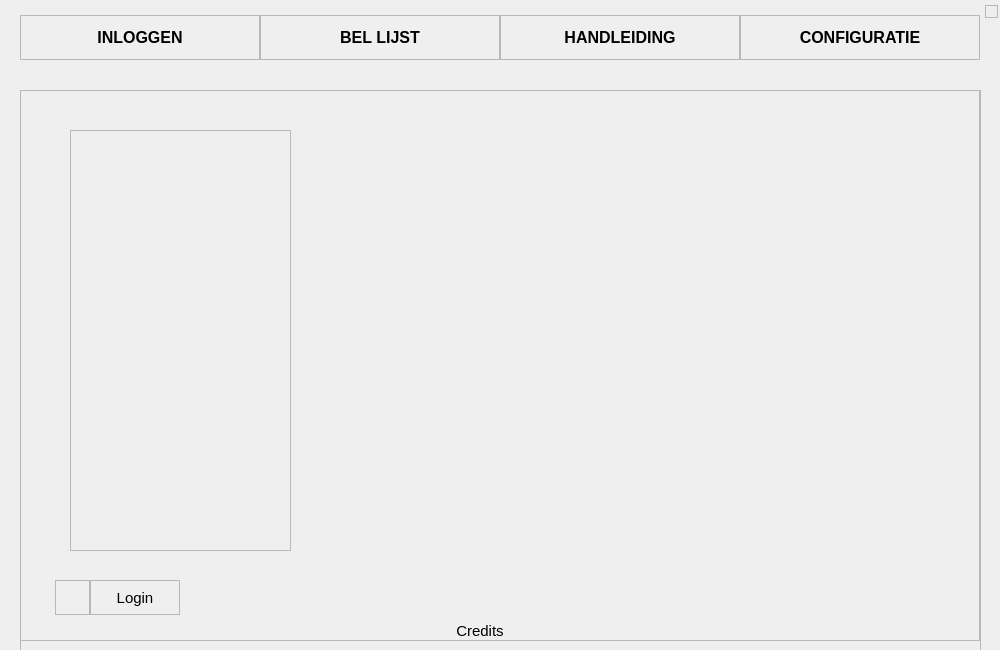
Before: the Qt Designer form AenP.ui in UserDevtec/AenP, drawn with Qt 5.
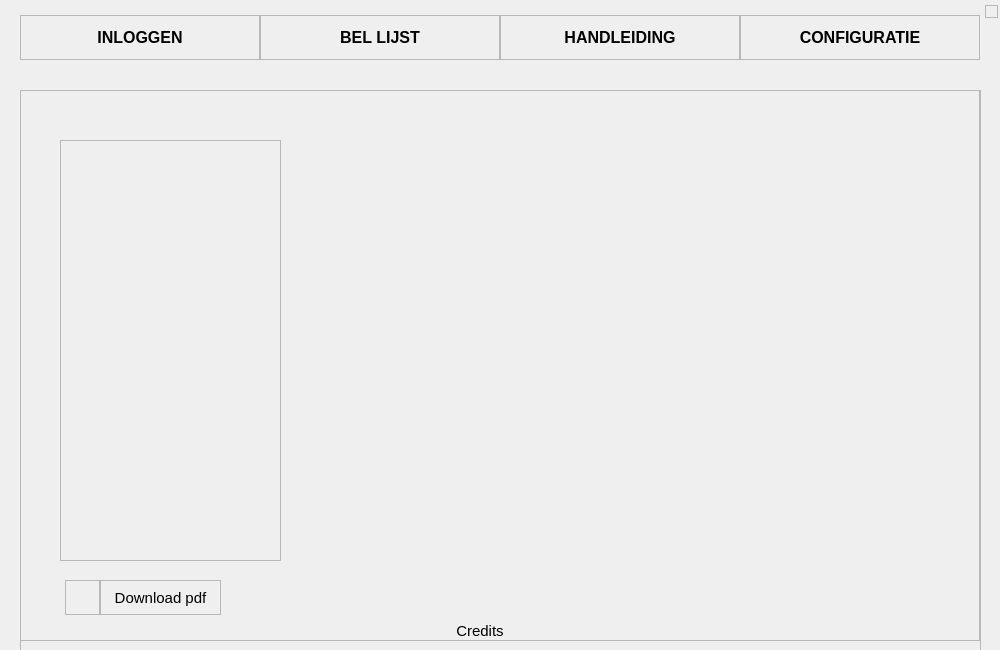
After: the same form once the commit is applied. Icons and pictures are not drawn.

```diff
--- a/AenP.ui
+++ b/AenP.ui
@@ -6041,9 +6041,9 @@
    <widget class="QFrame" name="logLoginFrame_9">
     <property name="geometry">
      <rect>
-      <x>70</x>
+      <x>80</x>
       <y>490</y>
-      <width>90</width>
+      <width>121</width>
       <height>35</height>
      </rect>
     </property>
@@ -6061,7 +6061,7 @@
       <rect>
        <x>0</x>
        <y>0</y>
-       <width>90</width>
+       <width>121</width>
        <height>35</height>
       </rect>
      </property>
@@ -6080,7 +6080,7 @@
       <enum>Qt::LeftToRight</enum>
      </property>
      <property name="text">
-      <string>Login</string>
+      <string>Download pdf</string>
      </property>
      <property name="alignment">
       <set>Qt::AlignCenter</set>
@@ -6090,7 +6090,7 @@
    <widget class="QFrame" name="logLoginFrame_10">
     <property name="geometry">
      <rect>
-      <x>35</x>
+      <x>45</x>
       <y>490</y>
       <width>35</width>
       <height>35</height>
@@ -6158,8 +6158,8 @@
    <widget class="QScrollArea" name="scrollArea">
     <property name="geometry">
      <rect>
-      <x>50</x>
-      <y>40</y>
+      <x>40</x>
+      <y>50</y>
       <width>221</width>
       <height>421</height>
      </rect>
```
